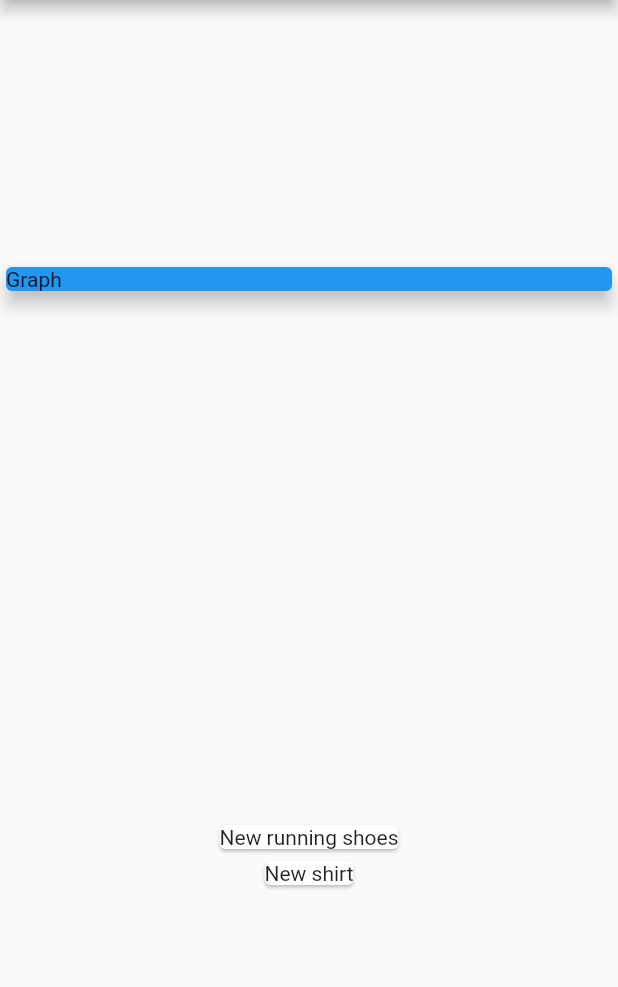
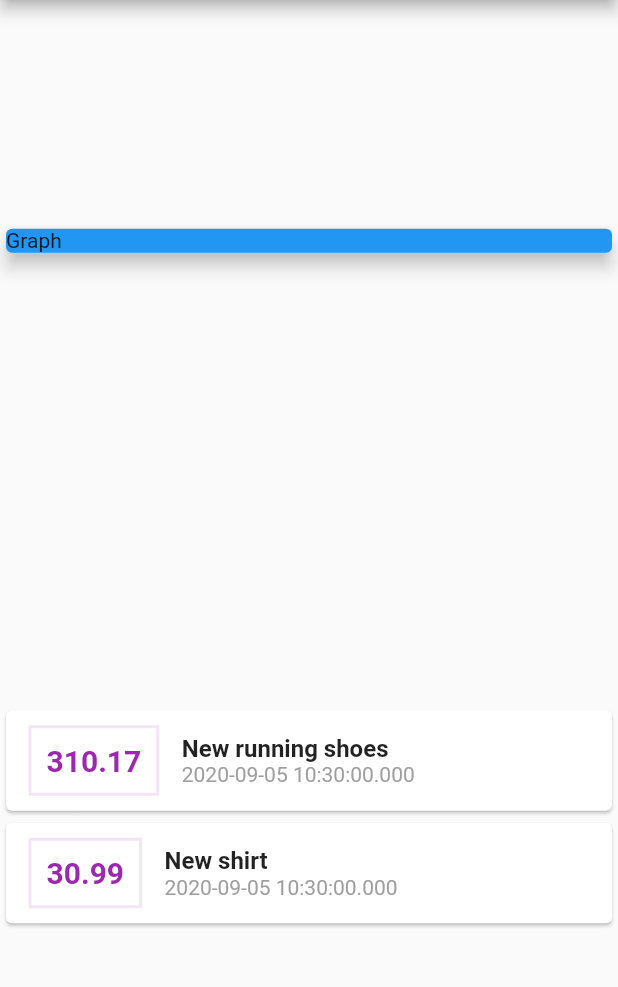
Before and after one commit to andre-pelisoli/expenses, a Flutter app: the screen it shows after launch, on a phone screen of 412 x 824 dp, the part 84-1071 px from its top. Run offline on Flutter 3.47's test engine with Material 2 defaults, Android fonts, the phone set to English and light mode, and no system bars.

Commit message:
Adding styles to transaction's elements

```diff
--- a/lib/main.dart
+++ b/lib/main.dart
@@ -49,8 +49,41 @@ class MyHome extends StatelessWidget {
             Column(
               children: _transactions.map((transaction) {
                 return Card(
-                  child: Text(transaction.title),
-                );
+                    child: Row(children: <Widget>[
+                  Container(
+                    margin: EdgeInsets.symmetric(horizontal: 15, vertical: 10),
+                    decoration: BoxDecoration(
+                        border: Border.all(
+                      color: Colors.purple[50],
+                      width: 2,
+                    )),
+                    padding: EdgeInsets.all(10),
+                    child: Text(
+                      transaction.value.toString(),
+                      style: TextStyle(
+                        fontWeight: FontWeight.bold,
+                        fontSize: 20,
+                        color: Colors.purple,
+                      ),
+                    ),
+                  ),
+                  Column(
+                    crossAxisAlignment: CrossAxisAlignment.start,
+                    children: <Widget>[
+                      Text(transaction.title,
+                          style: TextStyle(
+                            fontSize: 16,
+                            fontWeight: FontWeight.bold,
+                          )),
+                      Text(
+                        transaction.date.toString(),
+                        style: TextStyle(
+                          color: Colors.grey,
+                        ),
+                      ),
+                    ],
+                  ),
+                ]));
               }).toList(),
             )
           ],
```
